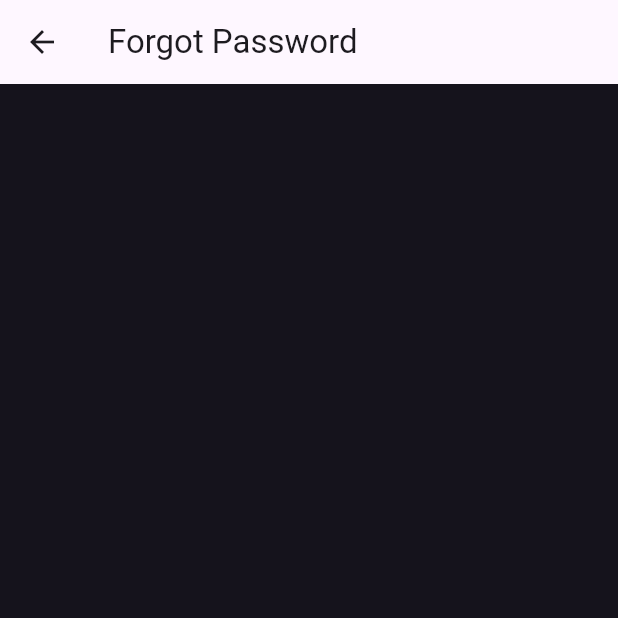
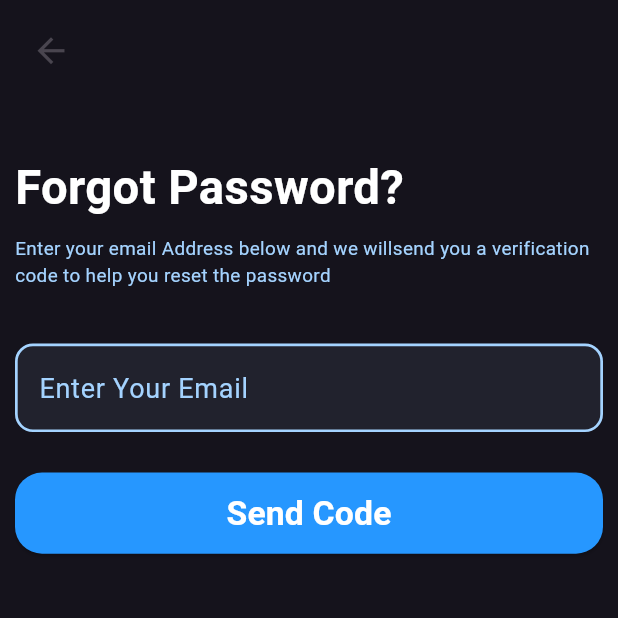
Before and after one commit to Sye0x/Step-Counter, a Flutter app: the ForgotPassword screen opened directly, on a phone screen of 412 x 824 dp, the top half of it. Run offline on Flutter 3.47's test engine with Material 3 defaults, Android fonts, the phone set to English and light mode, and no system bars; our stand-ins replace firebase_auth, firebase_core, flutter_screenutil, font_awesome_flutter; accounts and stored records are empty.

Commit message:
Created Forgot Passwoed UI

```diff
--- a/lib/main.dart
+++ b/lib/main.dart
@@ -4,6 +4,7 @@ import 'package:flutter_screenutil/flutter_screenutil.dart';
 import 'package:step_counter/const/constantcolors.dart';
 import 'package:step_counter/widget/mainscreen.dart';
 import 'package:step_counter/firebase_options.dart';
+import 'package:step_counter/widget/pages/login/forgotpassword/forgotpassword.dart';
 
 void main() async {
   WidgetsFlutterBinding.ensureInitialized();
@@ -27,7 +28,7 @@ class MyApp extends StatelessWidget {
       title: 'Responsive Signup',
       debugShowCheckedModeBanner: false,
       theme: ThemeData(scaffoldBackgroundColor: backgroundColor),
-      home: const MainScreen(),
+      home: const ForgotPassword(),
     );
   }
 }
--- a/lib/widget/pages/login/forgotpassword/forgotpassword.dart
+++ b/lib/widget/pages/login/forgotpassword/forgotpassword.dart
@@ -1,4 +1,7 @@
 import "package:flutter/material.dart";
+import "package:flutter_screenutil/flutter_screenutil.dart";
+import "package:step_counter/const/constantcolors.dart";
+import "package:step_counter/widget/reuseable/input_field.dart";
 
 class ForgotPassword extends StatefulWidget {
   const ForgotPassword({super.key});
@@ -11,8 +14,72 @@ class _ForgotPassword extends State<ForgotPassword> {
   @override
   Widget build(BuildContext context) {
     return Scaffold(
-      appBar: AppBar(title: Text('Forgot Password')),
-      body: Center(child: Text('Forgot Password Page')),
+      body: SafeArea(
+        child: Padding(
+          padding: const EdgeInsets.all(10.0),
+          child: Column(
+            children: [
+              Row(
+                children: [
+                  IconButton(
+                    onPressed: () {
+                      Navigator.pop(context); // Optional: back functionality
+                    },
+                    icon: Icon(Icons.arrow_back),
+                    iconSize: 30.sp,
+                  ),
+                ],
+              ),
+              SizedBox(height: 50.h),
+              Row(
+                children: [
+                  Padding(
+                    padding: const EdgeInsets.all(0.0),
+                    child: Text(
+                      "Forgot Password?",
+                      style: TextStyle(
+                        color: Colors.white,
+                        fontSize: 35.sp,
+                        fontWeight: FontWeight.bold,
+                      ),
+                    ),
+                  ),
+                ],
+              ),
+              SizedBox(height: 10.h),
+              Text(
+                "Enter your email Address below and we will"
+                "send you a verification code to help you reset the password",
+                style: TextStyle(color: secondaryColor, fontSize: 14.sp),
+              ),
+              SizedBox(height: 40.h),
+              CustomTextField(hint: "Enter Your Email"),
+              SizedBox(height: 30.h),
+              SizedBox(
+                width: double.infinity,
+                height: 60.h,
+                child: ElevatedButton(
+                  onPressed: () {},
+                  style: ElevatedButton.styleFrom(
+                    backgroundColor: primaryColor,
+                    shape: RoundedRectangleBorder(
+                      borderRadius: BorderRadius.circular(20.r),
+                    ),
+                  ),
+                  child: Text(
+                    "Send Code",
+                    style: TextStyle(
+                      fontSize: 25.sp,
+                      color: Colors.white,
+                      fontWeight: FontWeight.bold,
+                    ),
+                  ),
+                ),
+              ),
+            ],
+          ),
+        ),
+      ),
     );
   }
 }
```
